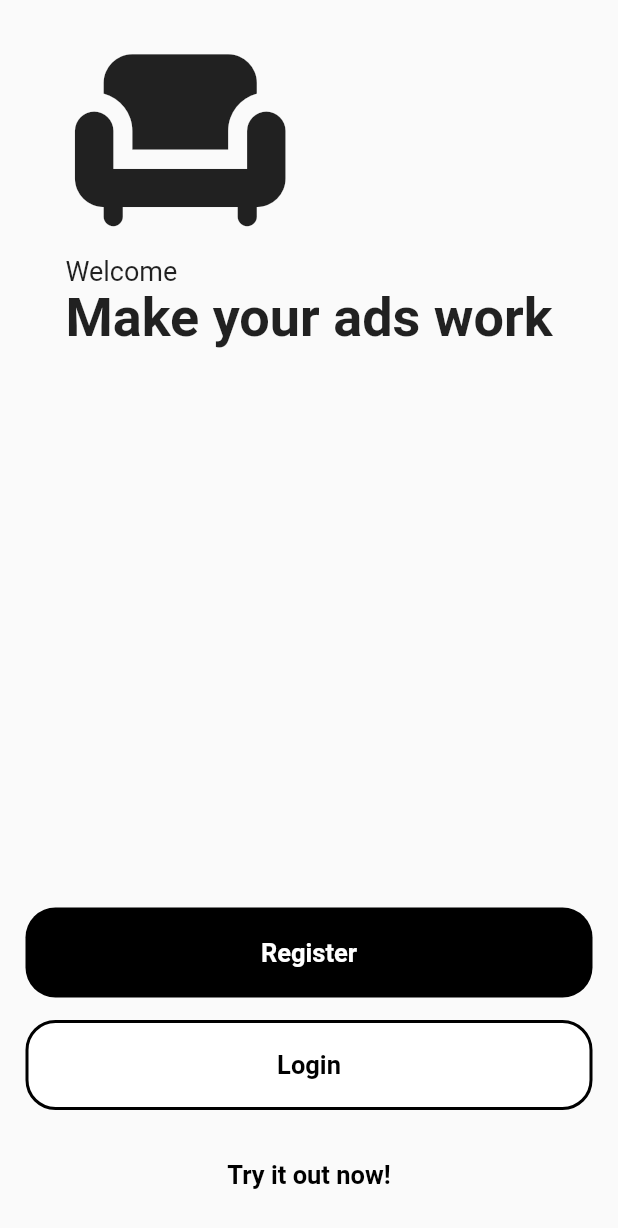
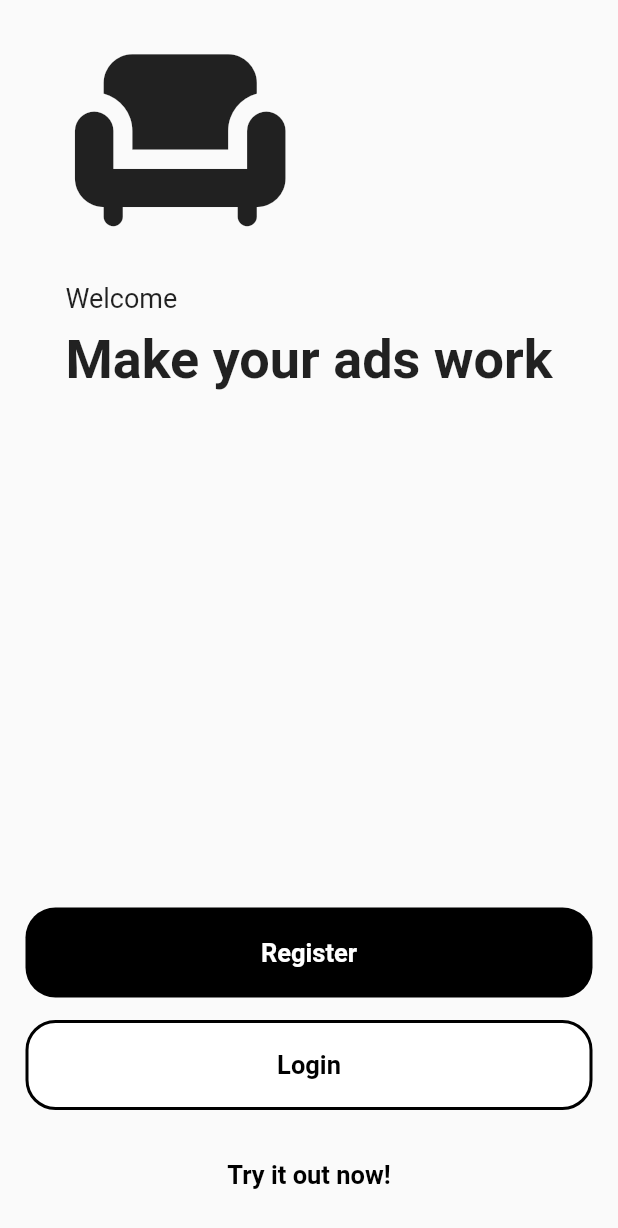
Before and after one commit to haythemd/MechApp, a Flutter app: the screen it shows after launch, after a tap on "Register", on a phone screen of 412 x 824 dp. Shown: the top 1228 px of the screen. Run offline on Flutter 3.47's test engine with Material 2 defaults, Android fonts, the light colour scheme and no system bars; our stand-ins replace get_it.

Commit message:
fix gesture detector so whole button is tappable also add in spacing

```diff
--- a/lib/components/buttons/primary_button.dart
+++ b/lib/components/buttons/primary_button.dart
@@ -16,12 +16,12 @@ class MechActionButton extends StatelessWidget {
 
   @override
   Widget build(BuildContext context) {
-    return Container(
-      height: 60,
-      decoration: isPrimary ? MechButtonStyle.primary : MechButtonStyle.secondary,
-      child: Center(
-        child: GestureDetector(
-          onTap: onTap,
+    return GestureDetector(
+      onTap: onTap,
+      child: Container(
+        height: 60,
+        decoration: isPrimary ? MechButtonStyle.primary : MechButtonStyle.secondary,
+        child: Center(
           child: Text(
             title,
             style: isPrimary ? MechTextStyle.primaryButton : MechTextStyle.secondaryButton,
--- a/lib/screens/welcome_screen.dart
+++ b/lib/screens/welcome_screen.dart
@@ -22,10 +22,12 @@ class WelcomeScreen extends StatelessWidget {
                         Icons.chair,
                         size: 153,
                       ),
+                      SizedBox(height: 18,),
                       Text(
                         "Welcome",
                         style: MechTextStyle.subtitle,
                       ),
+                      SizedBox(height: 10,),
                       Text(
                         "Make your ads work",
                         style: MechTextStyle.title,
@@ -38,20 +40,31 @@ class WelcomeScreen extends StatelessWidget {
                     children: [
                       MechActionButton(
                         title: "Register",
-                        onTap: () {},
+                        onTap: () {
+                          print("Register");
+                        },
                       ),
                       const SizedBox(
                         height: 15,
                       ),
                       MechActionButton(
                         title: "Login",
-                        onTap: () {},
+                        onTap: () {
+                          print("login");
+                        },
                         isPrimary: false,
                       ),
-                      const SizedBox(height: 19,),
+                      const SizedBox(
+                        height: 19,
+                      ),
                       TextButton(
-                        child: const Text("Try it out now!",style: MechTextStyle.secondaryButton,),
-                        onPressed: () {},
+                        child: const Text(
+                          "Try it out now!",
+                          style: MechTextStyle.secondaryButton,
+                        ),
+                        onPressed: () {
+                          print("Try it out");
+                        },
                       )
                     ],
                   )
```
